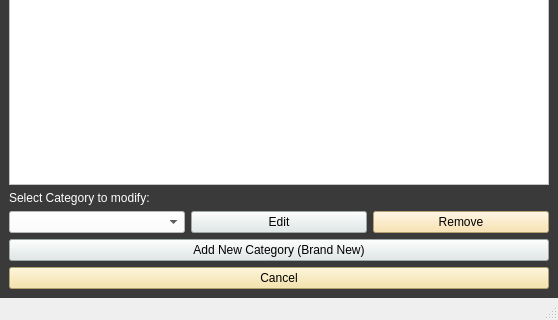
Qt form Category_Editor.ui (Aenan05/MAXPC) before a commit; both pictures show x 0 to 558 and y 313 to 633 of the 558 by 633 pixel window.
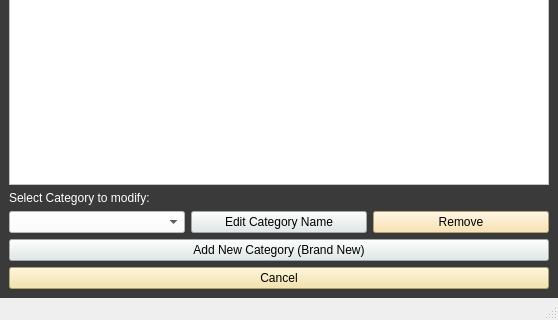
The same form after that commit.

Commit message: Updated Category Edit, Dark Theme OOP, Bug Fixes

```diff
--- a/Category_Editor.ui
+++ b/Category_Editor.ui
@@ -119,7 +119,7 @@
 </string>
             </property>
             <property name="text">
-             <string>Edit</string>
+             <string>Edit Category Name</string>
             </property>
            </widget>
           </item>
```
The commit also changes 2 other files.
